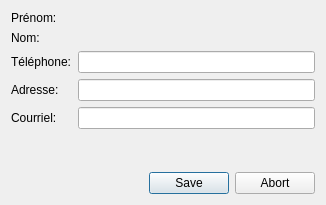
This is InfoDynamiqueQt/Vues/vuegestionclient.ui in AlexandreGirardin/ProjetAnalyse as Qt 5 draws it before an edit. The edited form follows.
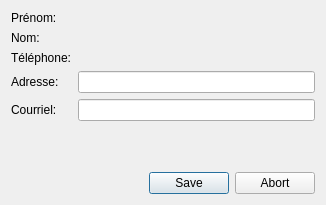
This is the edited form.

Commit message: Le téléphone du client est un champ requis

Patch:
```diff
--- a/InfoDynamiqueQt/Vues/vuegestionclient.ui
+++ b/InfoDynamiqueQt/Vues/vuegestionclient.ui
@@ -44,13 +44,6 @@
        </property>
       </widget>
      </item>
-     <item row="2" column="1">
-      <widget class="QLineEdit" name="champTelephone">
-       <property name="enabled">
-        <bool>true</bool>
-       </property>
-      </widget>
-     </item>
      <item row="3" column="1">
       <widget class="QLineEdit" name="champAdresse"/>
      </item>
```
Left out of the diff: 1 changed line with no effect on the pictures. The commit also changes 2 other files.
